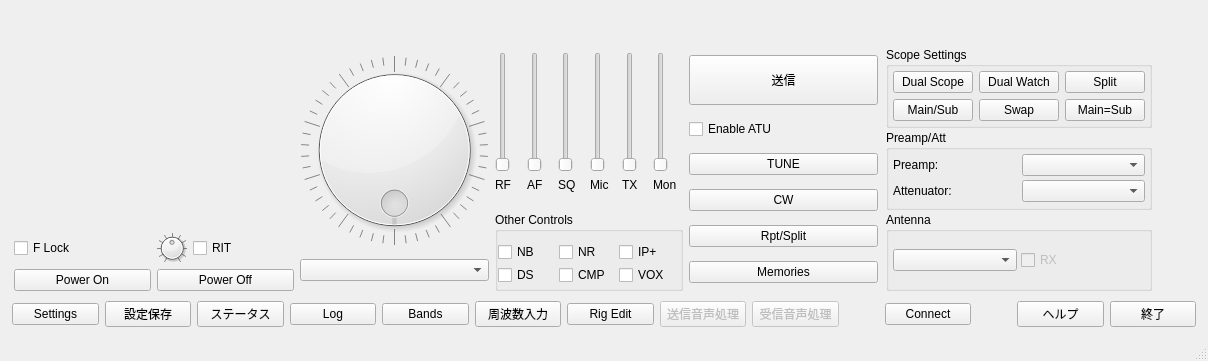
Qt form src/wfmain.ui (kazushinjo/wfview-mac) before a commit.
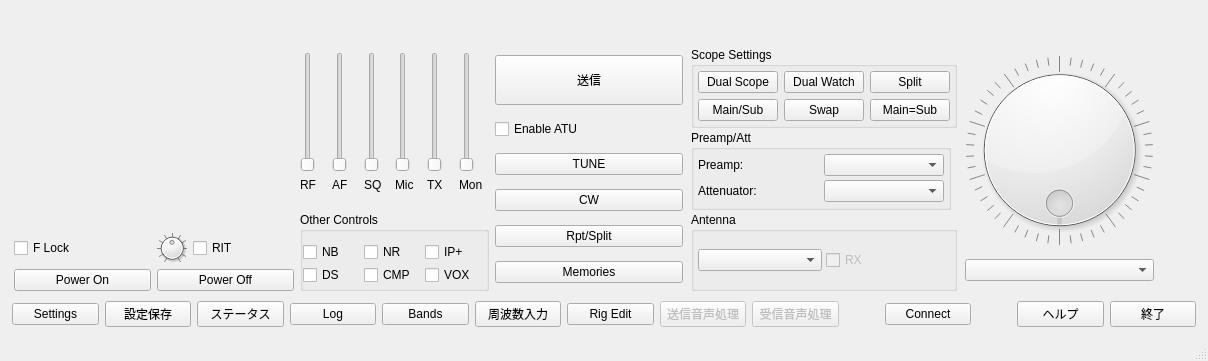
The same form after that commit. Custom widgets are drawn as their Qt base class.

Commit message: Move tuning dial and VFO buttons to the right, add frequency label

```diff
--- a/src/wfmain.ui
+++ b/src/wfmain.ui
@@ -270,69 +270,6 @@
            </item>
           </layout>
          </item>
-         <item>
-          <layout class="QVBoxLayout" name="tuningLayout">
-           <property name="rightMargin">
-            <number>0</number>
-           </property>
-           <item>
-            <widget class="QDial" name="freqDial">
-             <property name="sizePolicy">
-              <sizepolicy hsizetype="Fixed" vsizetype="Fixed">
-               <horstretch>0</horstretch>
-               <verstretch>0</verstretch>
-              </sizepolicy>
-             </property>
-             <property name="minimumSize">
-              <size>
-               <width>130</width>
-               <height>130</height>
-              </size>
-             </property>
-             <property name="maximumSize">
-              <size>
-               <width>190</width>
-               <height>190</height>
-              </size>
-             </property>
-             <property name="accessibleName">
-              <string>Tuning Dial</string>
-             </property>
-             <property name="minimum">
-              <number>3000</number>
-             </property>
-             <property name="maximum">
-              <number>4000</number>
-             </property>
-             <property name="singleStep">
-              <number>10</number>
-             </property>
-             <property name="pageStep">
-              <number>100</number>
-             </property>
-             <property name="wrapping">
-              <bool>true</bool>
-             </property>
-             <property name="notchesVisible">
-              <bool>true</bool>
-             </property>
-            </widget>
-           </item>
-           <item>
-            <widget class="QComboBox" name="tuningStepCombo">
-             <property name="toolTip">
-              <string>Tuning Step Selection possibly. Or not...</string>
-             </property>
-             <property name="accessibleName">
-              <string>Tuning Step Selection</string>
-             </property>
-             <property name="sizeAdjustPolicy">
-              <enum>QComboBox::AdjustToContents</enum>
-             </property>
-            </widget>
-           </item>
-          </layout>
-         </item>
          <item>
           <layout class="QVBoxLayout" name="controlsLayout">
            <item>
@@ -1064,8 +1001,14 @@
              </layout>
             </widget>
            </item>
-           <item>
+           <item alignment="Qt::AlignLeft">
             <widget class="QGroupBox" name="preampAttGroup">
+             <property name="minimumSize">
+              <size>
+               <width>260</width>
+               <height>0</height>
+              </size>
+             </property>
              <property name="title">
               <string>Preamp/Att</string>
              </property>
@@ -1185,6 +1128,69 @@
            </item>
           </layout>
          </item>
+         <item>
+          <layout class="QVBoxLayout" name="tuningLayout">
+           <property name="rightMargin">
+            <number>0</number>
+           </property>
+           <item>
+            <widget class="QDial" name="freqDial">
+             <property name="sizePolicy">
+              <sizepolicy hsizetype="Fixed" vsizetype="Fixed">
+               <horstretch>0</horstretch>
+               <verstretch>0</verstretch>
+              </sizepolicy>
+             </property>
+             <property name="minimumSize">
+              <size>
+               <width>130</width>
+               <height>130</height>
+              </size>
+             </property>
+             <property name="maximumSize">
+              <size>
+               <width>190</width>
+               <height>190</height>
+              </size>
+             </property>
+             <property name="accessibleName">
+              <string>Tuning Dial</string>
+             </property>
+             <property name="minimum">
+              <number>3000</number>
+             </property>
+             <property name="maximum">
+              <number>4000</number>
+             </property>
+             <property name="singleStep">
+              <number>10</number>
+             </property>
+             <property name="pageStep">
+              <number>100</number>
+             </property>
+             <property name="wrapping">
+              <bool>true</bool>
+             </property>
+             <property name="notchesVisible">
+              <bool>true</bool>
+             </property>
+            </widget>
+           </item>
+           <item>
+            <widget class="QComboBox" name="tuningStepCombo">
+             <property name="toolTip">
+              <string>Tuning Step Selection possibly. Or not...</string>
+             </property>
+             <property name="accessibleName">
+              <string>Tuning Step Selection</string>
+             </property>
+             <property name="sizeAdjustPolicy">
+              <enum>QComboBox::AdjustToContents</enum>
+             </property>
+            </widget>
+           </item>
+          </layout>
+         </item>
          <item>
           <spacer name="horizontalSpacer_3">
            <property name="orientation">
```
The commit also changes 3 other files.
